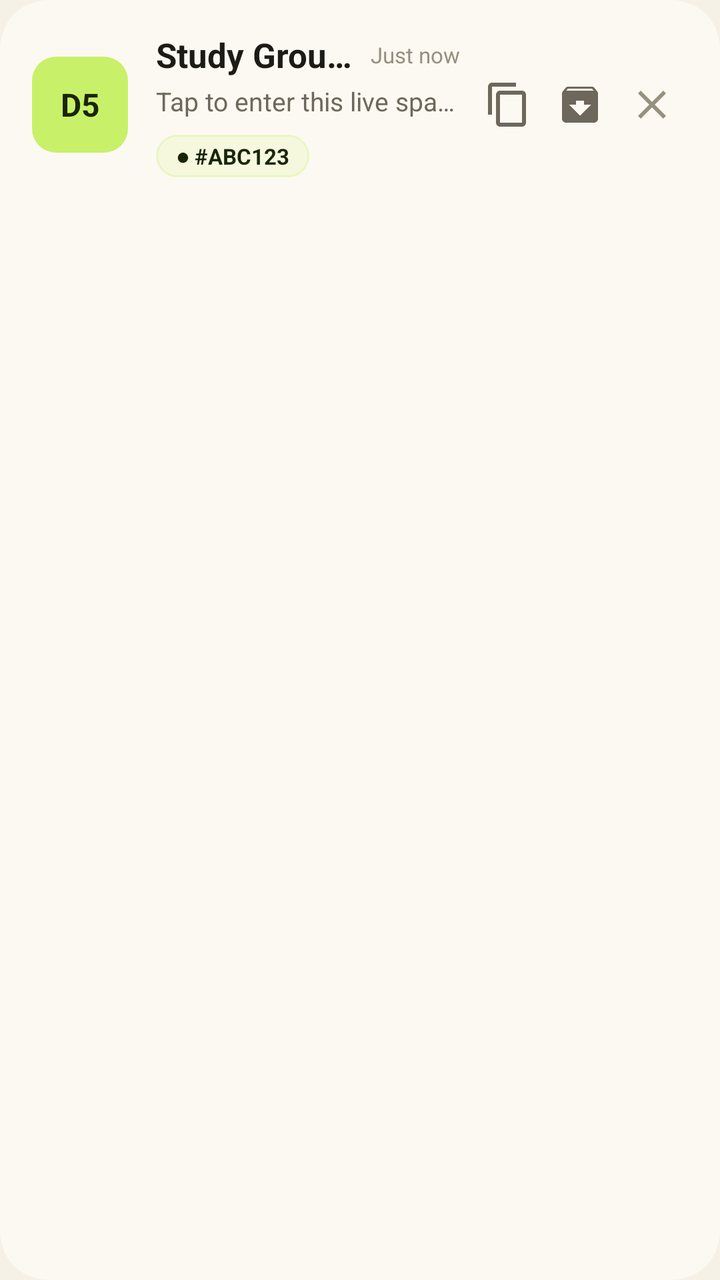
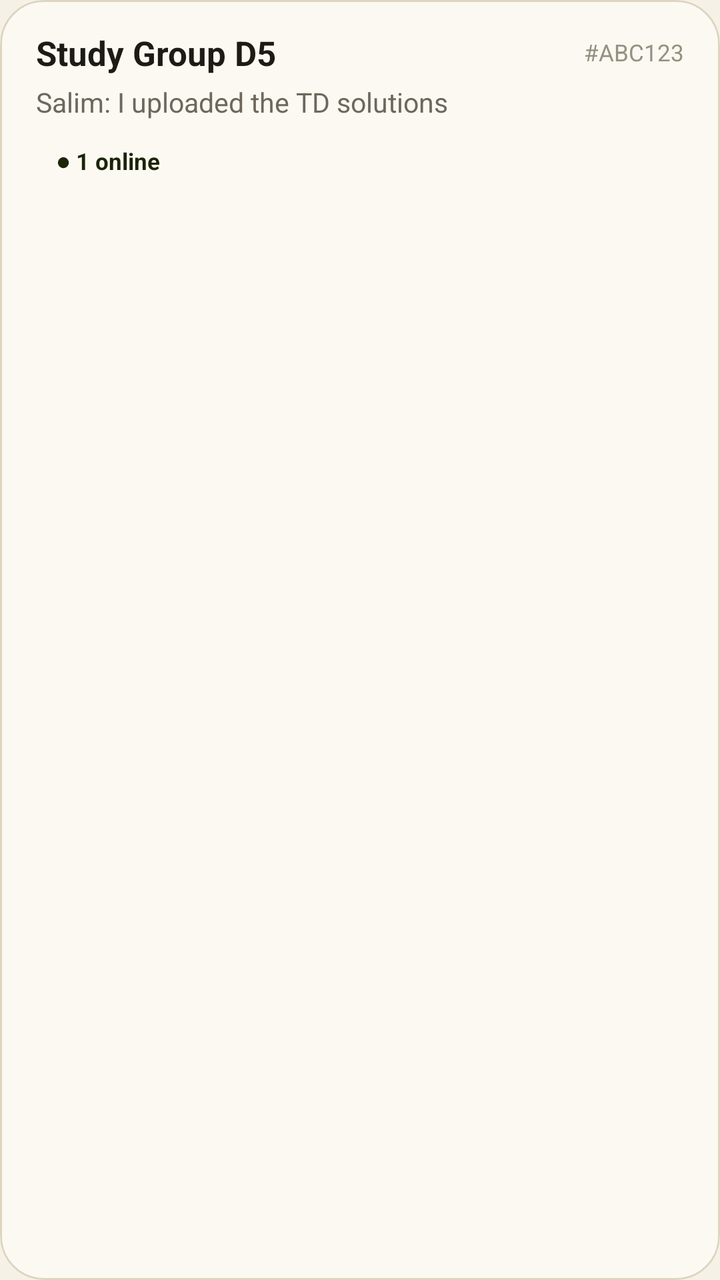

Compare the two renders of this Android layout. The source of the first and the diff that turns it into the second are given below.
<!-- AndroidManifest.xml: application theme Theme.RunApp -->
<!-- res/layout/item_recent_room.xml -->
<?xml version="1.0" encoding="utf-8"?>
<com.google.android.material.card.MaterialCardView xmlns:android="http://schemas.android.com/apk/res/android"
    xmlns:app="http://schemas.android.com/apk/res-auto"
    android:id="@+id/cardRecentRoomItem"
    android:layout_width="match_parent"
    android:layout_height="wrap_content"
    android:layout_marginBottom="12dp"
    app:cardCornerRadius="24dp"
    app:cardElevation="0dp"
    app:strokeWidth="0dp"
    app:strokeColor="@color/run_panel_hover"
    app:cardBackgroundColor="@color/run_panel"
    android:clickable="true"
    android:focusable="true">

    <LinearLayout
        android:layout_width="match_parent"
        android:layout_height="wrap_content"
        android:gravity="center_vertical"
        android:orientation="horizontal"
        android:padding="16dp">

        
        <TextView
            android:id="@+id/tvRoomInitialsOrb"
            android:layout_width="48dp"
            android:layout_height="48dp"
            android:background="@drawable/bg_brand_logo"
            android:gravity="center"
            android:text="D5"
            android:textColor="@color/run_accent_ink"
            android:textSize="16sp"
            android:textStyle="bold" />

        <LinearLayout
            android:layout_width="0dp"
            android:layout_height="wrap_content"
            android:layout_marginStart="14dp"
            android:layout_weight="1"
            android:orientation="vertical">

            
            <LinearLayout
                android:layout_width="match_parent"
                android:layout_height="wrap_content"
                android:gravity="center_vertical"
                android:orientation="horizontal">

                <TextView
                    android:id="@+id/tvRecentRoomName"
                    android:layout_width="0dp"
                    android:layout_height="wrap_content"
                    android:layout_weight="1"
                    android:ellipsize="end"
                    android:maxLines="1"
                    android:text="Study Group D5"
                    android:textColor="@color/run_text"
                    android:textSize="17sp"
                    android:textStyle="bold" />

                <TextView
                    android:id="@+id/tvRecentRoomTime"
                    android:layout_width="wrap_content"
                    android:layout_height="wrap_content"
                    android:layout_marginStart="8dp"
                    android:text="Just now"
                    android:textColor="@color/run_subtle"
                    android:textSize="11sp" />
            </LinearLayout>

            
            <TextView
                android:id="@+id/tvRecentRoomPreview"
                android:layout_width="match_parent"
                android:layout_height="wrap_content"
                android:layout_marginTop="3dp"
                android:ellipsize="end"
                android:maxLines="1"
                android:text="Tap to enter this live space"
                android:textColor="@color/run_muted"
                android:textSize="13sp" />

            
            <LinearLayout
                android:layout_width="wrap_content"
                android:layout_height="wrap_content"
                android:layout_marginTop="8dp"
                android:gravity="center_vertical"
                android:orientation="horizontal">

                <TextView
                    android:id="@+id/tvRecentRoomCode"
                    android:layout_width="wrap_content"
                    android:layout_height="wrap_content"
                    android:ellipsize="end"
                    android:maxLines="1"
                    android:singleLine="true"
                    android:background="@drawable/bg_pill_accent"
                    android:paddingStart="10dp"
                    android:paddingTop="3dp"
                    android:paddingEnd="10dp"
                    android:paddingBottom="3dp"
                    android:text="● #ABC123"
                    android:textColor="@color/run_accent_ink"
                    android:textSize="11sp"
                    android:textStyle="bold" />

                <TextView
                    android:id="@+id/tvRoomMutedBadge"
                    android:layout_width="wrap_content"
                    android:layout_height="wrap_content"
                    android:layout_marginStart="6dp"
                    android:background="@drawable/bg_pill_neutral"
                    android:paddingStart="8dp"
                    android:paddingTop="3dp"
                    android:paddingEnd="8dp"
                    android:paddingBottom="3dp"
                    android:text="🔕 Muted"
                    android:textColor="@color/run_muted"
                    android:textSize="11sp"
                    android:visibility="gone" />
            </LinearLayout>
        </LinearLayout>

        <LinearLayout
            android:layout_width="wrap_content"
            android:layout_height="wrap_content"
            android:gravity="center_vertical"
            android:orientation="horizontal"
            android:layout_marginStart="6dp">

            <ImageButton
                android:id="@+id/btnCopyRecentCode"
                android:layout_width="36dp"
                android:layout_height="36dp"
                android:background="?attr/selectableItemBackgroundBorderless"
                android:contentDescription="Copy code"
                android:src="@drawable/ic_content_copy"
                app:tint="@color/run_muted" />

            <ImageButton
                android:id="@+id/btnArchiveRecent"
                android:layout_width="36dp"
                android:layout_height="36dp"
                android:background="?attr/selectableItemBackgroundBorderless"
                android:contentDescription="Archive room"
                android:src="@drawable/ic_archive"
                app:tint="@color/run_muted" />

            <ImageButton
                android:id="@+id/btnDeleteRecent"
                android:layout_width="36dp"
                android:layout_height="36dp"
                android:background="?attr/selectableItemBackgroundBorderless"
                android:contentDescription="Remove room"
                android:src="@drawable/ic_close"
                app:tint="@color/run_subtle" />
        </LinearLayout>
    </LinearLayout>
</com.google.android.material.card.MaterialCardView>
<!-- resources referenced by this layout -->
<resources>
  <color name="run_accent_ink">#1A2407</color>
  <color name="run_muted">#6D685B</color>
  <color name="run_panel">#FCF9F2</color>
  <color name="run_panel_hover">#DDD5C1</color>
  <color name="run_subtle">#969080</color>
  <color name="run_text">#1D1B16</color>
  <!-- drawable bg_brand_logo (drawable) -->
  <?xml version="1.0" encoding="utf-8"?>
  <shape xmlns:android="http://schemas.android.com/apk/res/android"
      android:shape="rectangle">
      <solid android:color="#c8f169" />
      <corners android:radius="12dp" />
  </shape>
  <!-- drawable bg_pill_accent (drawable) -->
  <?xml version="1.0" encoding="utf-8"?>
  <shape xmlns:android="http://schemas.android.com/apk/res/android"
      android:shape="rectangle">
      <solid android:color="#26c8f169" />
      <stroke android:width="1dp" android:color="#4dc8f169" />
      <corners android:radius="100dp" />
  </shape>
  <!-- drawable bg_pill_neutral (drawable) -->
  <?xml version="1.0" encoding="utf-8"?>
  <shape xmlns:android="http://schemas.android.com/apk/res/android"
      android:shape="rectangle">
      <solid android:color="#1b1d26" />
      <stroke android:width="1dp" android:color="#2c303f" />
      <corners android:radius="100dp" />
  </shape>
  <!-- drawable ic_archive (drawable) -->
  <vector xmlns:android="http://schemas.android.com/apk/res/android"
      android:width="24dp"
      android:height="24dp"
      android:viewportWidth="24"
      android:viewportHeight="24">
      <path
          android:fillColor="#FFFFFF"
          android:pathData="M20.54,5.23l-1.39,-1.68C18.88,3.21 18.47,3 18,3H6c-0.47,0 -0.88,0.21 -1.16,0.55L3.46,5.23C3.17,5.57 3,6.02 3,6.5V19c0,1.1 0.9,2 2,2h14c1.1,0 2,-0.9 2,-2V6.5c0,-0.48 -0.17,-0.93 -0.46,-1.27zM12,17.5L6.5,12H10v-2h4v2h3.5L12,17.5zM5.12,5l0.81,-1h12l0.94,1H5.12z"/>
  </vector>
  <!-- drawable ic_close (drawable) -->
  <vector xmlns:android="http://schemas.android.com/apk/res/android"
      android:width="24dp"
      android:height="24dp"
      android:viewportWidth="24"
      android:viewportHeight="24">
      <path
          android:fillColor="#FFFFFFFF"
          android:pathData="M19,6.41L17.59,5 12,10.59 6.41,5 5,6.41 10.59,12 5,17.59 6.41,19 12,13.41 17.59,19 19,17.59 13.41,12z"/>
  </vector>
  <!-- drawable ic_content_copy (drawable) -->
  <vector xmlns:android="http://schemas.android.com/apk/res/android"
      android:width="24dp"
      android:height="24dp"
      android:viewportWidth="24"
      android:viewportHeight="24">
      <path
          android:fillColor="#FFFFFFFF"
          android:pathData="M16,1H4c-1.1,0 -2,0.9 -2,2v14h2V3h12V1zm3,4H8c-1.1,0 -2,0.9 -2,2v14c0,1.1 0.9,2 2,2h11c1.1,0 2,-0.9 2,-2V7c0,-1.1 -0.9,-2 -2,-2zm0,16H8V7h11v14z"/>
  </vector>
  <style name="Theme.RunApp" parent="Theme.Material3.DayNight.NoActionBar">
          <item name="colorPrimary">@color/run_accent</item>
          <item name="colorOnPrimary">@color/run_accent_ink</item>
          <item name="colorSecondary">@color/run_purple</item>
          <item name="android:statusBarColor">@color/run_bg</item>
          <item name="android:navigationBarColor">@color/run_bg</item>
          <item name="android:windowBackground">@color/run_bg</item>
          <item name="colorSurface">@color/run_panel</item>
          <item name="colorOnSurface">@color/run_text</item>
          <item name="colorSurfaceVariant">@color/run_panel_soft</item>
          <item name="colorOnSurfaceVariant">@color/run_muted</item>
      </style>
  <color name="run_accent">#B5E53E</color>
  <color name="run_purple">#6857D6</color>
  <color name="run_bg">#F5F1E6</color>
  <color name="run_panel_soft">#EAE4D3</color>
</resources>

<!-- the commit's change to res/layout/item_recent_room.xml (unified diff, before → after) -->
@@ -5,9 +5,9 @@
     android:layout_width="match_parent"
     android:layout_height="wrap_content"
     android:layout_marginBottom="12dp"
-    app:cardCornerRadius="24dp"
+    app:cardCornerRadius="22dp"
     app:cardElevation="0dp"
-    app:strokeWidth="0dp"
+    app:strokeWidth="1dp"
     app:strokeColor="@color/run_panel_hover"
     app:cardBackgroundColor="@color/run_panel"
     android:clickable="true"
@@ -16,145 +16,126 @@
     <LinearLayout
         android:layout_width="match_parent"
         android:layout_height="wrap_content"
-        android:gravity="center_vertical"
-        android:orientation="horizontal"
-        android:padding="16dp">
+        android:orientation="vertical"
+        android:paddingStart="18dp"
+        android:paddingTop="15dp"
+        android:paddingEnd="18dp"
+        android:paddingBottom="15dp">
 
         
         <TextView
             android:id="@+id/tvRoomInitialsOrb"
-            android:layout_width="48dp"
-            android:layout_height="48dp"
-            android:background="@drawable/bg_brand_logo"
-            android:gravity="center"
-            android:text="D5"
-            android:textColor="@color/run_accent_ink"
-            android:textSize="16sp"
-            android:textStyle="bold" />
+            android:layout_width="1dp"
+            android:layout_height="1dp"
+            android:visibility="gone" />
 
+        
         <LinearLayout
-            android:layout_width="0dp"
+            android:layout_width="match_parent"
             android:layout_height="wrap_content"
-            android:layout_marginStart="14dp"
-            android:layout_weight="1"
-            android:orientation="vertical">
+            android:gravity="center_vertical"
+            android:orientation="horizontal">
 
-            
-            <LinearLayout
-                android:layout_width="match_parent"
+            <TextView
+                android:id="@+id/tvRecentRoomName"
+                android:layout_width="0dp"
                 android:layout_height="wrap_content"
-                android:gravity="center_vertical"
-                android:orientation="horizontal">
-
-                <TextView
-                    android:id="@+id/tvRecentRoomName"
-                    android:layout_width="0dp"
-                    android:layout_height="wrap_content"
-                    android:layout_weight="1"
-                    android:ellipsize="end"
-                    android:maxLines="1"
-                    android:text="Study Group D5"
-                    android:textColor="@color/run_text"
-                    android:textSize="17sp"
-                    android:textStyle="bold" />
-
-                <TextView
-                    android:id="@+id/tvRecentRoomTime"
-                    android:layout_width="wrap_content"
-                    android:layout_height="wrap_content"
-                    android:layout_marginStart="8dp"
-                    android:text="Just now"
-                    android:textColor="@color/run_subtle"
-                    android:textSize="11sp" />
-            </LinearLayout>
-
-            
-            <TextView
-                android:id="@+id/tvRecentRoomPreview"
-                android:layout_width="match_parent"
-                android:layout_height="wrap_content"
-                android:layout_marginTop="3dp"
+                android:layout_weight="1"
                 android:ellipsize="end"
                 android:maxLines="1"
-                android:text="Tap to enter this live space"
-                android:textColor="@color/run_muted"
-                android:textSize="13sp" />
+                android:singleLine="true"
+                android:text="Study Group D5"
+                android:textColor="@color/run_text"
+                android:textSize="17sp"
+                android:textStyle="bold" />
 
-            
-            <LinearLayout
+            <TextView
+                android:id="@+id/tvRecentRoomTime"
                 android:layout_width="wrap_content"
                 android:layout_height="wrap_content"
-                android:layout_marginTop="8dp"
-                android:gravity="center_vertical"
-                android:orientation="horizontal">
-
-                <TextView
-                    android:id="@+id/tvRecentRoomCode"
-                    android:layout_width="wrap_content"
-                    android:layout_height="wrap_content"
-                    android:ellipsize="end"
-                    android:maxLines="1"
-                    android:singleLine="true"
-                    android:background="@drawable/bg_pill_accent"
-                    android:paddingStart="10dp"
-                    android:paddingTop="3dp"
-                    android:paddingEnd="10dp"
-                    android:paddingBottom="3dp"
-                    android:text="● #ABC123"
-                    android:textColor="@color/run_accent_ink"
-                    android:textSize="11sp"
-                    android:textStyle="bold" />
-
-                <TextView
-                    android:id="@+id/tvRoomMutedBadge"
-                    android:layout_width="wrap_content"
-                    android:layout_height="wrap_content"
-                    android:layout_marginStart="6dp"
-                    android:background="@drawable/bg_pill_neutral"
-                    android:paddingStart="8dp"
-                    android:paddingTop="3dp"
-                    android:paddingEnd="8dp"
-                    android:paddingBottom="3dp"
-                    android:text="🔕 Muted"
-                    android:textColor="@color/run_muted"
-                    android:textSize="11sp"
-                    android:visibility="gone" />
-            </LinearLayout>
+                android:layout_marginStart="10dp"
+                android:maxLines="1"
+                android:singleLine="true"
+                android:text="#ABC123"
+                android:textColor="@color/run_subtle"
+                android:textSize="11.5sp" />
         </LinearLayout>
 
+        
+        <TextView
+            android:id="@+id/tvRecentRoomPreview"
+            android:layout_width="match_parent"
+            android:layout_height="wrap_content"
+            android:layout_marginTop="4dp"
+            android:ellipsize="end"
+            android:maxLines="1"
+            android:singleLine="true"
+            android:text="Salim: I uploaded the TD solutions"
+            android:textColor="@color/run_muted"
+            android:textSize="13.5sp" />
+
+        
         <LinearLayout
+            android:id="@+id/layoutRoomBadgesRow"
             android:layout_width="wrap_content"
             android:layout_height="wrap_content"
+            android:layout_marginTop="9dp"
             android:gravity="center_vertical"
-            android:orientation="horizontal"
-            android:layout_marginStart="6dp">
+            android:orientation="horizontal">
 
-            <ImageButton
-                android:id="@+id/btnCopyRecentCode"
-                android:layout_width="36dp"
-                android:layout_height="36dp"
-                android:background="?attr/selectableItemBackgroundBorderless"
-                android:contentDescription="Copy code"
-                android:src="@drawable/ic_content_copy"
-                app:tint="@color/run_muted" />
+            <TextView
+                android:id="@+id/tvRecentRoomCode"
+                android:layout_width="wrap_content"
+                android:layout_height="wrap_content"
+                android:ellipsize="none"
+                android:maxLines="1"
+                android:singleLine="true"
+                android:paddingStart="10dp"
+                android:paddingTop="3dp"
+                android:paddingEnd="10dp"
+                android:paddingBottom="3dp"
+                android:text="● 1 online"
+                android:textColor="@color/run_accent_ink"
+                android:textSize="11.5sp"
+                android:textStyle="bold" />
 
-            <ImageButton
-                android:id="@+id/btnArchiveRecent"
-                android:layout_width="36dp"
-                android:layout_height="36dp"
-                android:background="?attr/selectableItemBackgroundBorderless"
-                android:contentDescription="Archive room"
-                android:src="@drawable/ic_archive"
-                app:tint="@color/run_muted" />
+            <TextView
+                android:id="@+id/tvRoomMutedBadge"
+                android:layout_width="wrap_content"
+                android:layout_height="wrap_content"
+                android:layout_marginStart="6dp"
+                android:maxLines="1"
+                android:singleLine="true"
+                android:paddingStart="8dp"
+                android:paddingTop="3dp"
+                android:paddingEnd="8dp"
+                android:paddingBottom="3dp"
+                android:text="🔕 Muted"
+                android:textColor="@color/run_muted"
+                android:textSize="11sp"
+                android:visibility="gone" />
+        </LinearLayout>
 
-            <ImageButton
-                android:id="@+id/btnDeleteRecent"
-                android:layout_width="36dp"
-                android:layout_height="36dp"
-                android:background="?attr/selectableItemBackgroundBorderless"
-                android:contentDescription="Remove room"
-                android:src="@drawable/ic_close"
-                app:tint="@color/run_subtle" />
-        </LinearLayout>
+        
+        <ImageButton
+            android:id="@+id/btnCopyRecentCode"
+            android:layout_width="1dp"
+            android:layout_height="1dp"
+            android:visibility="gone"
+            android:contentDescription="Copy code" />
+
+        <ImageButton
+            android:id="@+id/btnArchiveRecent"
+            android:layout_width="1dp"
+            android:layout_height="1dp"
+            android:visibility="gone"
+            android:contentDescription="Archive room" />
+
+        <ImageButton
+            android:id="@+id/btnDeleteRecent"
+            android:layout_width="1dp"
+            android:layout_height="1dp"
+            android:visibility="gone"
+            android:contentDescription="Remove room" />
     </LinearLayout>
 </com.google.android.material.card.MaterialCardView>
<!-- resource entries referenced after the edit -->
@@ -6,59 +6,6 @@
   <color name="run_panel_hover">#DDD5C1</color>
   <color name="run_subtle">#969080</color>
   <color name="run_text">#1D1B16</color>
-  <!-- drawable bg_brand_logo (drawable) -->
-  <?xml version="1.0" encoding="utf-8"?>
-  <shape xmlns:android="http://schemas.android.com/apk/res/android"
-      android:shape="rectangle">
-      <solid android:color="#c8f169" />
-      <corners android:radius="12dp" />
-  </shape>
-  <!-- drawable bg_pill_accent (drawable) -->
-  <?xml version="1.0" encoding="utf-8"?>
-  <shape xmlns:android="http://schemas.android.com/apk/res/android"
-      android:shape="rectangle">
-      <solid android:color="#26c8f169" />
-      <stroke android:width="1dp" android:color="#4dc8f169" />
-      <corners android:radius="100dp" />
-  </shape>
-  <!-- drawable bg_pill_neutral (drawable) -->
-  <?xml version="1.0" encoding="utf-8"?>
-  <shape xmlns:android="http://schemas.android.com/apk/res/android"
-      android:shape="rectangle">
-      <solid android:color="#1b1d26" />
-      <stroke android:width="1dp" android:color="#2c303f" />
-      <corners android:radius="100dp" />
-  </shape>
-  <!-- drawable ic_archive (drawable) -->
-  <vector xmlns:android="http://schemas.android.com/apk/res/android"
-      android:width="24dp"
-      android:height="24dp"
-      android:viewportWidth="24"
-      android:viewportHeight="24">
-      <path
-          android:fillColor="#FFFFFF"
-          android:pathData="M20.54,5.23l-1.39,-1.68C18.88,3.21 18.47,3 18,3H6c-0.47,0 -0.88,0.21 -1.16,0.55L3.46,5.23C3.17,5.57 3,6.02 3,6.5V19c0,1.1 0.9,2 2,2h14c1.1,0 2,-0.9 2,-2V6.5c0,-0.48 -0.17,-0.93 -0.46,-1.27zM12,17.5L6.5,12H10v-2h4v2h3.5L12,17.5zM5.12,5l0.81,-1h12l0.94,1H5.12z"/>
-  </vector>
-  <!-- drawable ic_close (drawable) -->
-  <vector xmlns:android="http://schemas.android.com/apk/res/android"
-      android:width="24dp"
-      android:height="24dp"
-      android:viewportWidth="24"
-      android:viewportHeight="24">
-      <path
-          android:fillColor="#FFFFFFFF"
-          android:pathData="M19,6.41L17.59,5 12,10.59 6.41,5 5,6.41 10.59,12 5,17.59 6.41,19 12,13.41 17.59,19 19,17.59 13.41,12z"/>
-  </vector>
-  <!-- drawable ic_content_copy (drawable) -->
-  <vector xmlns:android="http://schemas.android.com/apk/res/android"
-      android:width="24dp"
-      android:height="24dp"
-      android:viewportWidth="24"
-      android:viewportHeight="24">
-      <path
-          android:fillColor="#FFFFFFFF"
-          android:pathData="M16,1H4c-1.1,0 -2,0.9 -2,2v14h2V3h12V1zm3,4H8c-1.1,0 -2,0.9 -2,2v14c0,1.1 0.9,2 2,2h11c1.1,0 2,-0.9 2,-2V7c0,-1.1 -0.9,-2 -2,-2zm0,16H8V7h11v14z"/>
-  </vector>
   <style name="Theme.RunApp" parent="Theme.Material3.DayNight.NoActionBar">
           <item name="colorPrimary">@color/run_accent</item>
           <item name="colorOnPrimary">@color/run_accent_ink</item>
